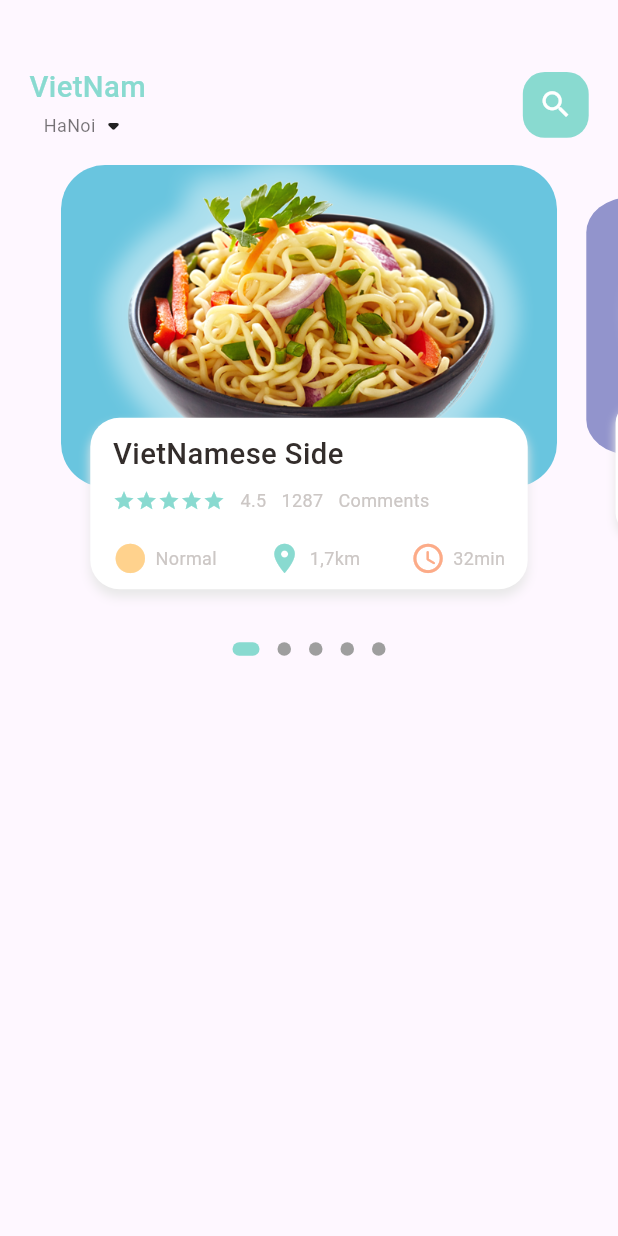
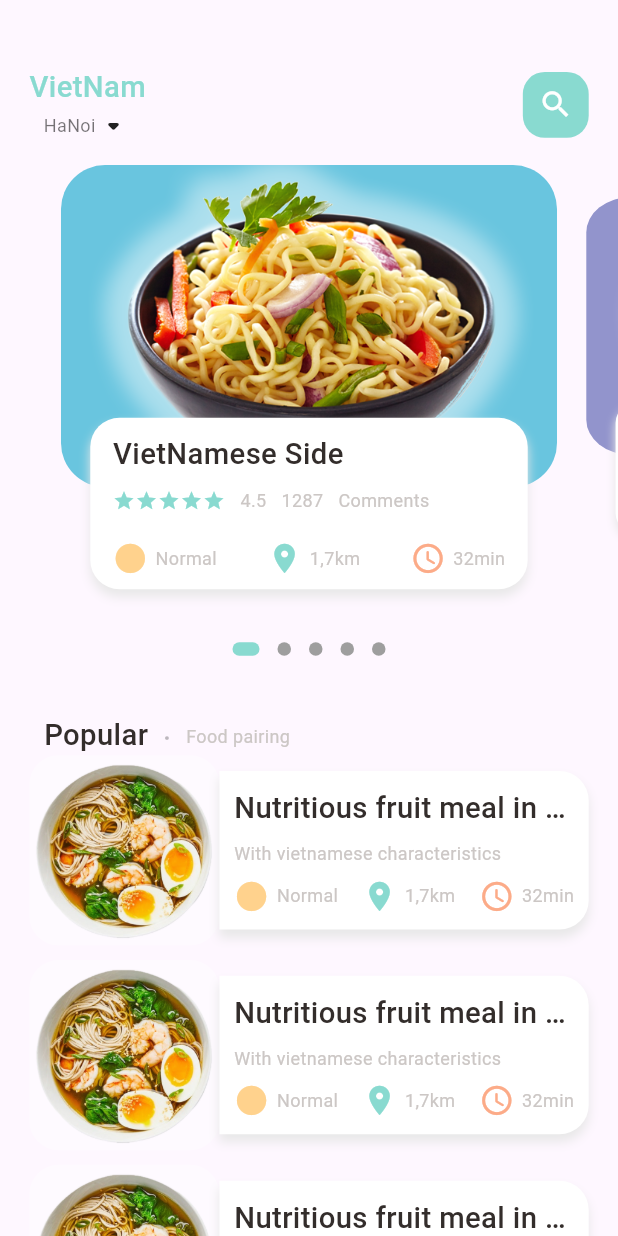
Before and after one commit to Pham-The-Huy/DoAnCoSo, a Flutter app: the MainFoodPage screen opened directly, on a phone screen of 412 x 824 dp. Run offline on Flutter 3.47's test engine with Material 3 defaults, Android fonts, the phone set to English and light mode, and no system bars; drawn by our look-alikes of dots_indicator; our stand-ins replace get.

Commit message:
them trang popular food

```diff
--- a/food_delivery/lib/app/dimensions.dart
+++ b/food_delivery/lib/app/dimensions.dart
@@ -2,7 +2,7 @@ import 'package:get/get.dart';
 
 class Dimensions {
   static double screenHeight = Get.context!.height;
-  static double screenWidht = Get.context!.width;
+  static double screenWidth = Get.context!.width;
 
   static double pageView = screenHeight / 2.64;
   static double pageViewContainer = screenHeight / 3.84;
@@ -30,4 +30,12 @@ class Dimensions {
 
   //icon Size
   static double iconSize24 = screenHeight/35.17;
+  static double iconSize16 = screenHeight/52.15;
+
+  //list view size
+  static double listViewImgSize = screenWidth/3.25;
+  static double listViewTextContSize = screenWidth/3.9;
+
+  //popular food
+  static double PopularFoodImgSize = screenHeight/2.41;
 }
--- a/food_delivery/lib/main.dart
+++ b/food_delivery/lib/main.dart
@@ -1,5 +1,6 @@
 import 'package:flutter/material.dart';
-import 'package:food_delivery/home/main_food_page.dart';
+import 'package:food_delivery/pages/food/popular_food_detail.dart';
+import 'package:food_delivery/pages/home/main_food_page.dart';
 import 'package:get/get_navigation/src/root/get_material_app.dart';
 
 void main() {
@@ -18,7 +19,7 @@ class MyApp extends StatelessWidget {
         colorScheme: ColorScheme.fromSeed(seedColor: Colors.deepPurple),
         useMaterial3: true,
       ),
-      home: MainFoodPage(),
+      home: PopularFoodDetail(),
       debugShowCheckedModeBanner: false,
     );
   }
--- a/food_delivery/lib/home/food_page_body.dart
+++ b/food_delivery/lib/pages/home/food_page_body.dart
@@ -36,6 +36,7 @@ class _FoodPageBodyState extends State<FoodPageBody> {
   Widget build(BuildContext context) {
     return Column(
       children: [
+        //slider section
         Container(
           // color: Colors.redAccent,
           height: Dimensions.pageView,
@@ -46,6 +47,7 @@ class _FoodPageBodyState extends State<FoodPageBody> {
                 return _buildPageIem(position);
               }),
         ),
+        //dots
         DotsIndicator(
           dotsCount: 5,
           position: _currPageValue,
@@ -56,7 +58,128 @@ class _FoodPageBodyState extends State<FoodPageBody> {
             activeShape: RoundedRectangleBorder(
                 borderRadius: BorderRadius.circular(5.0)),
           ),
-        )
+        ),
+        //popular text
+        SizedBox(
+          height: Dimensions.height30,
+        ),
+        Container(
+          margin: EdgeInsets.only(left: Dimensions.width30),
+          child: Row(
+            crossAxisAlignment: CrossAxisAlignment.end,
+            children: [
+              BigText(text: 'Popular'),
+              SizedBox(
+                width: Dimensions.width10,
+              ),
+              Container(
+                margin: const EdgeInsets.only(bottom: 3),
+                child: BigText(
+                  text: ".",
+                  color: Colors.black26,
+                ),
+              ),
+              SizedBox(
+                width: Dimensions.width10,
+              ),
+              Container(
+                margin: const EdgeInsets.only(bottom: 5),
+                child: SmallText(text: 'Food pairing'),
+              )
+            ],
+          ),
+        ),
+        //list of food and images
+        ListView.builder(
+          physics: NeverScrollableScrollPhysics(),
+          shrinkWrap: true,
+          itemCount: 10,
+          itemBuilder: (context, index) {
+            return Container(
+              margin: EdgeInsets.only(
+                  left: Dimensions.width20,
+                  right: Dimensions.width20,
+                  bottom: Dimensions.height10),
+              child: Row(
+                children: [
+                  //image section
+                  Container(
+                    width: Dimensions.listViewImgSize,
+                    height: Dimensions.listViewImgSize,
+                    decoration: BoxDecoration(
+                      borderRadius: BorderRadius.circular(Dimensions.radius20),
+                      color: Colors.white38,
+                      image: DecorationImage(
+                          fit: BoxFit.cover,
+                          image: AssetImage("assets/images/dish1.png")),
+                    ),
+                  ),
+                  //text container
+                  Expanded(
+                    child: Container(
+                      height: Dimensions.listViewTextContSize,
+                      decoration: BoxDecoration(
+                          borderRadius: BorderRadius.only(
+                              topRight: Radius.circular(Dimensions.radius20),
+                              bottomRight:
+                                  Radius.circular(Dimensions.radius20)),
+                          // border: Border(
+                          //     top: BorderSide(color: Color(0xFFe8e8e8)),
+                          //     right: BorderSide(color: Color(0xFFe8e8e8)),
+                          //     bottom: BorderSide(color: Color(0xFFe8e8e8))),
+
+                          color: Colors.white,
+                          boxShadow: const [
+                            BoxShadow(
+                                color: Color(0xFFe8e8e8),
+                                blurRadius: 5.0,
+                                offset: Offset(0, 5)),
+                            // BoxShadow(color: Colors.white, offset: Offset(-5, 0)),
+                            // BoxShadow(color: Colors.white, offset: Offset(5, 0))
+                          ]),
+                      child: Padding(
+                        padding: EdgeInsets.only(
+                            left: Dimensions.width10,
+                            right: Dimensions.width10),
+                        child: Column(
+                          crossAxisAlignment: CrossAxisAlignment.start,
+                          mainAxisAlignment: MainAxisAlignment.center,
+                          children: [
+                            BigText(text: 'Nutritious fruit meal in VietNam'),
+                            SizedBox(
+                              height: Dimensions.height10,
+                            ),
+                            SmallText(text: 'With vietnamese characteristics'),
+                            SizedBox(
+                              height: Dimensions.height10,
+                            ),
+                            Row(
+                              mainAxisAlignment: MainAxisAlignment.spaceBetween,
+                              children: [
+                                IconAndTextWidget(
+                                    icon: Icons.circle_sharp,
+                                    text: "Normal",
+                                    iconColor: AppColors.iconColor1),
+                                IconAndTextWidget(
+                                    icon: Icons.location_on,
+                                    text: "1,7km",
+                                    iconColor: AppColors.mainColor),
+                                IconAndTextWidget(
+                                    icon: Icons.access_time_rounded,
+                                    text: "32min",
+                                    iconColor: AppColors.iconColor2)
+                              ],
+                            ),
+                          ],
+                        ),
+                      ),
+                    ),
+                  ),
+                ],
+              ),
+            );
+          },
+        ),
       ],
     );
   }
--- a/food_delivery/lib/home/main_food_page.dart
+++ b/food_delivery/lib/pages/home/main_food_page.dart
@@ -1,7 +1,7 @@
 import 'package:flutter/material.dart';
 import 'package:food_delivery/app/colors.dart';
 import 'package:food_delivery/app/dimensions.dart';
-import 'package:food_delivery/home/food_page_body.dart';
+import 'package:food_delivery/pages/home/food_page_body.dart';
 import 'package:food_delivery/widgets/BigText.dart';
 import 'package:food_delivery/widgets/SmallText.dart';
 
@@ -63,7 +63,10 @@ class _MainFoodPageState extends State<MainFoodPage> {
           ),
         ),
         //show the body
-        FoodPageBody()
+        Expanded(
+            child: SingleChildScrollView(
+          child: FoodPageBody(),
+        ))
       ],
     ));
   }
```
Also changed, not shown: food_delivery/lib/pages/food/popular_food_detail.dart (added, +37 -0 lines), food_delivery/lib/widgets/app_icon.dart (added, +32 -0 lines).
